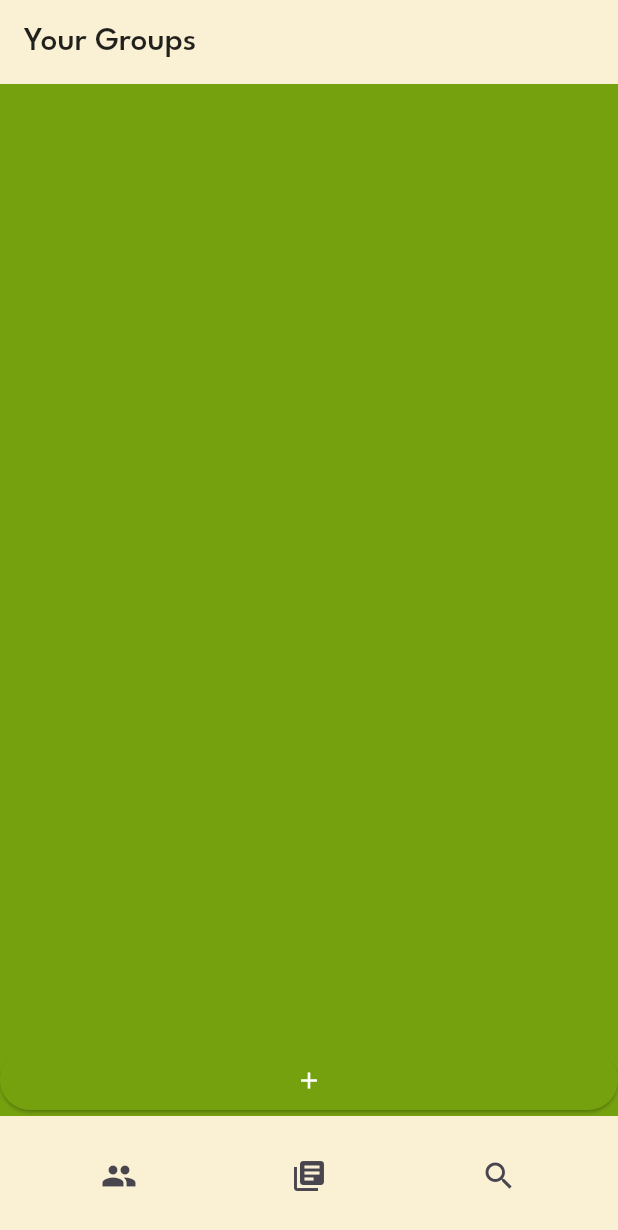
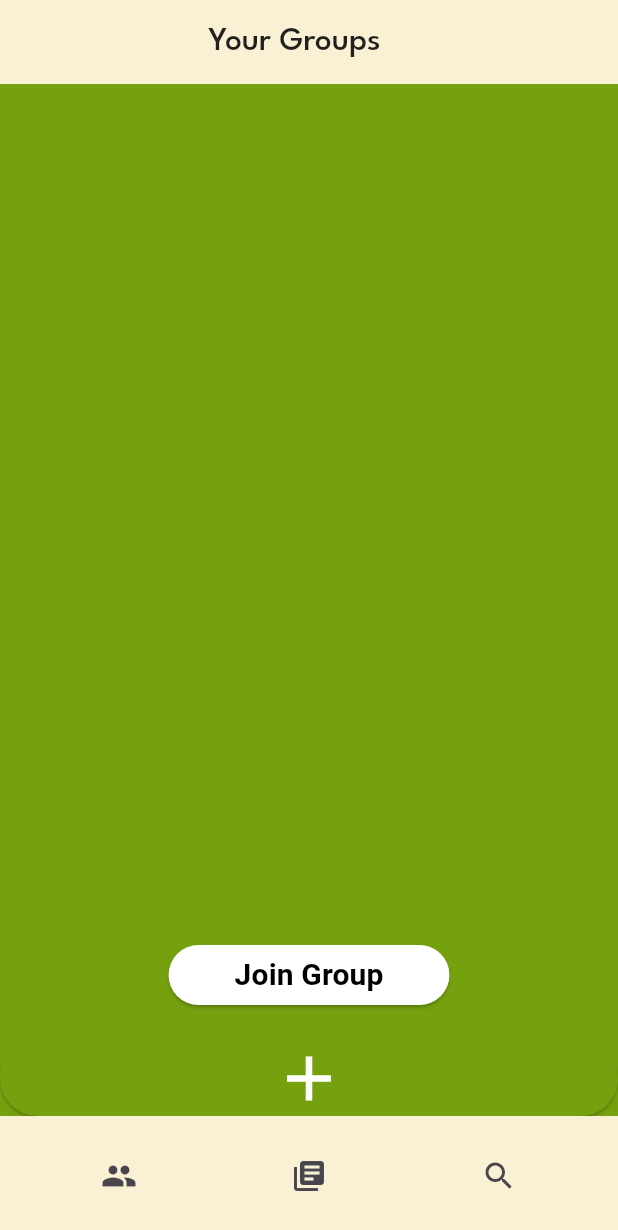
Before and after one commit to acm-projects/Book-Mates, a Flutter app: the screen it shows once a user with an empty profile is signed in, on a phone screen of 412 x 824 dp. Shown: the top 1230 px of the screen. Run offline on Flutter 3.47's test engine with Material 3 defaults, Android fonts, the phone set to English and light mode, and no system bars; drawn by our look-alikes of carousel_slider; our stand-ins replace cloud_firestore, file_picker, firebase_auth, firebase_core, firebase_storage, flutter_local_notifications and 2 more; missing offline and left inert: flutter_background_service, flutter_background_service_android, flutter_pdfview, flutter_verification_code; accounts and stored records are empty; Roboto replaces fonts that are missing (LeagueSpartan).

Commit message:
combined grouplist w carousel

```diff
--- a/lib/Group Operations/group_list.dart
+++ b/lib/Group Operations/group_list.dart
@@ -1,9 +1,11 @@
 import 'package:bookmates_app/Group%20Operations/group_repo.dart';
 import 'package:bookmates_app/demo_page.dart';
 import 'package:bookmates_app/library.dart';
+import 'package:carousel_slider/carousel_slider.dart';
 import 'package:cloud_firestore/cloud_firestore.dart';
 import 'package:firebase_auth/firebase_auth.dart';
 import 'package:flutter/material.dart';
+import 'package:get/utils.dart';
 
 class Groups extends StatefulWidget {
   const Groups({super.key});
@@ -15,6 +17,19 @@ class Groups extends StatefulWidget {
 class _GroupsState extends State<Groups> {
   final userEmail = FirebaseAuth.instance.currentUser?.email;
 
+  @override
+  void initState() {
+    setState(() {});
+  }
+
+  Future<String?> getProfURL(String groupID) async {
+    final groupRef = await FirebaseFirestore.instance
+        .collection('groups')
+        .doc(groupID)
+        .get();
+    return groupRef.data()!['profPicURL'];
+  }
+
   // to dynamically render every group a user's in
   Widget _listGroups() {
     return StreamBuilder(
@@ -23,33 +38,38 @@ class _GroupsState extends State<Groups> {
           .snapshots(),
       builder: (context, AsyncSnapshot<QuerySnapshot> snapshot) {
         if (snapshot.hasData) {
-          List<Widget> groupCards = [];
-          // make it where is shows two groups per row
-          for (int i = 0; i < snapshot.data!.docs.length; i += 2) {
-            final groupDocData1 = snapshot.data!.docs[i];
-            final groupName1 = groupDocData1['groupName'];
-            final groupID1 = groupDocData1['groupID'];
+          // make a list of cards of the groups that a user is in
+          List<Widget> carouselItems = snapshot.data!.docs.map((document) {
+            // make object view of each group a user is in
+            Map<String, dynamic> groupData =
+                document.data() as Map<String, dynamic>;
 
-            // assigning the 2 cards to the groups the users in
-            Widget card1 = _groupCard(groupName1, groupID1);
-            Widget card2 = Container();
-            if (i + 1 < snapshot.data!.docs.length) {
-              final groupDocData2 = snapshot.data!.docs[i + 1];
-              final groupName2 = groupDocData2['groupName'];
-              final groupID2 = groupDocData2['groupID'];
-              card2 = _groupCard(groupName2, groupID2);
-            }
+            return FutureBuilder(
+                future: getProfURL(document.id),
+                builder: (context, urlSnapShot) {
+                  if (urlSnapShot.hasData) {
+                    return Container(
+                        child: _groupCard(groupData['groupName'],
+                            groupData['groupID'], urlSnapShot.data));
+                  } else {
+                    return Container();
+                  }
+                });
+          }).toList();
 
-            // now this widget has 2 cards in the flex layout 'Row'
-            groupCards.add(Row(
-              mainAxisAlignment: MainAxisAlignment.spaceEvenly,
-              children: [card1, card2].where((card) => card != null).toList(),
-            ));
-          }
+          // return CarouselSlider()
 
-          return Column(
-            children: groupCards,
+          // with those cards, make a carousel
+          return CarouselSlider(
+            items: carouselItems,
+            options: CarouselOptions(
+              height: 400,
+              enlargeCenterPage: true,
+              autoPlay: false,
+              // autoPlayInterval: Duration(seconds: 5),
+            ),
           );
+          // );
         } else {
           return const DemoPage();
         }
@@ -58,7 +78,7 @@ class _GroupsState extends State<Groups> {
   }
 
   // the card representing a group a users in
-  Widget _groupCard(String groupName, groupID) {
+  Widget _groupCard(String groupName, groupID, profPic) {
     return GestureDetector(
       // when a user presses a button, change their currentgroup and navigate to group home page
       onTap: () async {
@@ -96,10 +116,12 @@ class _GroupsState extends State<Groups> {
         margin: const EdgeInsets.symmetric(
             vertical: 10), // Adjust vertical padding as needed
         child: Row(
+          mainAxisAlignment: MainAxisAlignment.center,
+          crossAxisAlignment: CrossAxisAlignment.center,
           children: [
             const SizedBox(width: 20),
             Container(
-              width: 150,
+              width: 250,
               decoration: BoxDecoration(
                 shape: BoxShape.rectangle,
                 borderRadius: BorderRadius.circular(25),
@@ -111,15 +133,15 @@ class _GroupsState extends State<Groups> {
                   const SizedBox(height: 15),
                   Text(
                     groupName,
-                    style: const TextStyle(fontFamily: 'Spartan', fontSize: 20),
+                    style: const TextStyle(fontFamily: 'Spartan', fontSize: 45),
                   ),
-                  Container(
-                    height: 100,
-                    width: 80,
-                    decoration: const BoxDecoration(
-                      shape: BoxShape.circle,
-                      color: Color.fromARGB(255, 145, 179, 206),
-                    ),
+                  const SizedBox(
+                    height: 50,
+                  ),
+                  CircleAvatar(
+                    backgroundImage: NetworkImage(profPic),
+                    radius: 75,
+                    backgroundColor: Colors.grey,
                   ),
                 ],
               ),
@@ -130,14 +152,43 @@ class _GroupsState extends State<Groups> {
     );
   }
 
+  Widget _joinGroupButton() {
+    return Align(
+      alignment: Alignment.center,
+      child: ElevatedButton(
+        onPressed: () {
+          Navigator.of(context).pushNamed('/joinGroup');
+        },
+        style: ElevatedButton.styleFrom(
+          primary: Colors.white,
+          onPrimary: Colors.black,
+          shape: const StadiumBorder(),
+        ),
+        child: const Padding(
+          padding: EdgeInsets.symmetric(
+              horizontal: 20.0), // Adjust horizontal padding
+          child: Text(
+            'Join Group',
+            style: TextStyle(
+              fontFamily: 'LeagueSpartan',
+              fontSize: 20,
+              color: Colors.black,
+              fontWeight: FontWeight.bold,
+            ),
+          ),
+        ),
+      ),
+    );
+  }
+
   // button user presses create a group
   Widget _createGroupButton() {
     return ElevatedButton(
       onPressed: () => Navigator.of(context).pushNamed('/createGroup'),
       style: ElevatedButton.styleFrom(
-        backgroundColor: const Color(0xFF75A10F),
+        backgroundColor: const Color.fromARGB(255, 117, 161, 15),
       ),
-      child: const Icon(Icons.add, color: Colors.white),
+      child: const Icon(Icons.add, color: Colors.white, size: 50),
     );
   }
 
@@ -149,7 +200,7 @@ class _GroupsState extends State<Groups> {
       home: Scaffold(
         appBar: AppBar(
           backgroundColor: const Color.fromARGB(255, 250, 241, 213),
-          title: const Text('Your Groups',
+          title: const Text('                      Your Groups',
               style: TextStyle(color: Colors.black87, fontFamily: 'Spartan')),
         ),
         body: Column(
@@ -158,6 +209,13 @@ class _GroupsState extends State<Groups> {
           children: [
             // MySearchBarWidget(),
             Expanded(child: _listGroups()),
+            Container(
+              width: 20,
+              child: _joinGroupButton(),
+            ),
+            const SizedBox(
+              height: 20,
+            ),
             _createGroupButton()
           ],
         ),
--- a/lib/Group Operations/group_repo.dart
+++ b/lib/Group Operations/group_repo.dart
@@ -69,7 +69,8 @@ Future addMember(String path, userEmail, groupID, int admin) async {
         .doc(groupID)
         .get();
     final groupName = groupRef.data()!['groupName'];
-    await joinGroup(userEmail, groupID, groupName);
+    await joinGroup(
+        userEmail, groupID, groupName, groupRef.data()!['profPicURL']);
 
     // update the member subcollection
     await FirebaseFirestore.instance.collection(path).doc(userEmail).set({
@@ -154,7 +155,8 @@ Future createOrUpdate(String bookName, groupName, userEmail, groupID) async {
   // add the user who created the group as a member
   await addMember('groups/$groupID/Members', userEmail, groupID, 1);
   // update the users subcollection upon joining
-  await joinGroup(userEmail, groupID, groupName);
+  await joinGroup(userEmail, groupID, groupName,
+      "https://firebasestorage.googleapis.com/v0/b/bookma-d79ce.appspot.com/o/question.jpg?alt=media&token=f62ba153-6a1f-40d1-8db5-5e6cc6394a62");
 }
 
 Future subDelete(String path) async {
--- a/lib/Group Operations/join_group.dart
+++ b/lib/Group Operations/join_group.dart
@@ -21,7 +21,7 @@ class _JoinGroupState extends State<JoinGroup> {
     return ElevatedButton(
       onPressed: () async {
         // navigate to groupPages after joining a group
-        Navigator.of(context).pop();
+        // Navigator.of(context).pop();
         Navigator.of(context).pop();
         // check group existence before joining
         await checkGroupExists(_controllerVerificationCode.text, 1);
--- a/lib/User Implementation/user_repo.dart
+++ b/lib/User Implementation/user_repo.dart
@@ -20,7 +20,7 @@ Future<void> createUser(String userName, password, String? email) async {
   });
 }
 
-Future<void> joinGroup(String userEmail, groupID, groupName) async {
+Future<void> joinGroup(String userEmail, groupID, groupName, profPic) async {
   //CRUD the subcollection 'Groups
   final userDocRef =
       FirebaseFirestore.instance.collection('users').doc(userEmail);
@@ -37,6 +37,7 @@ Future<void> joinGroup(String userEmail, groupID, groupName) async {
   await groupRef.doc(groupID).set({
     'groupID': groupID,
     'groupName': groupName,
+    'profPic': profPic,
   });
 }
 
--- a/pubspec.yaml
+++ b/pubspec.yaml
@@ -55,6 +55,7 @@ dependencies:
   path_provider: ^2.1.1
   flutter_verification_code: ^1.1.7
   agora_rtc_engine: ^6.2.4
+  carousel_slider: ^4.2.1
 
 dev_dependencies:
   flutter_test:
```
Also changed, not shown: pubspec.lock, 1 other file.
